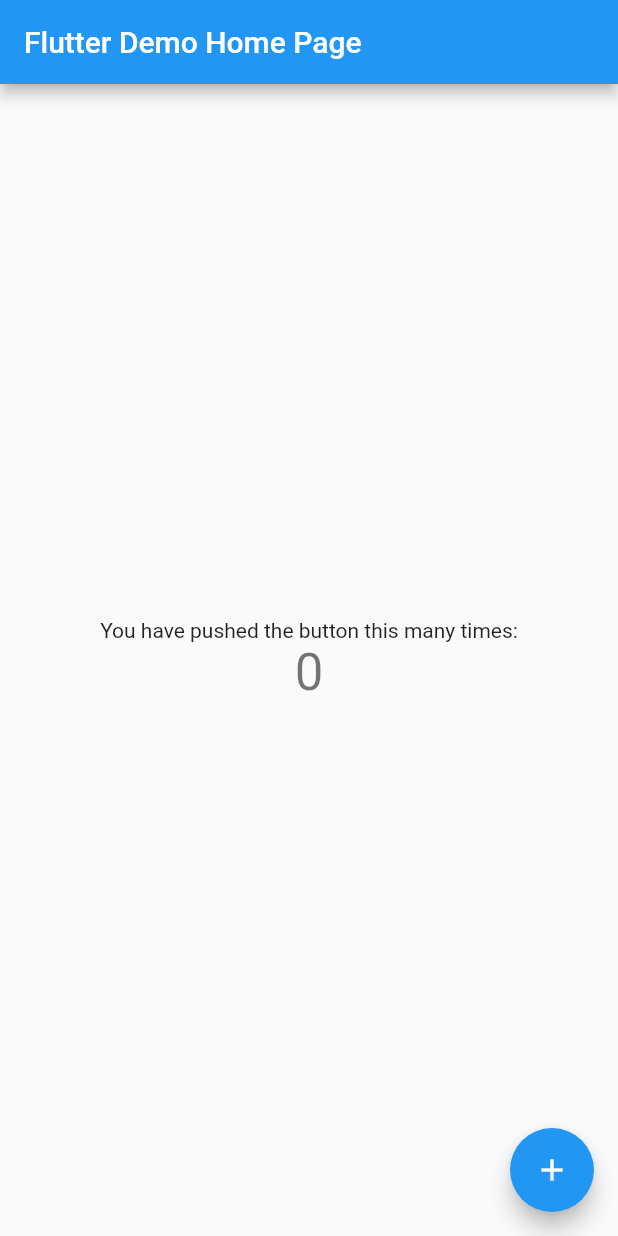
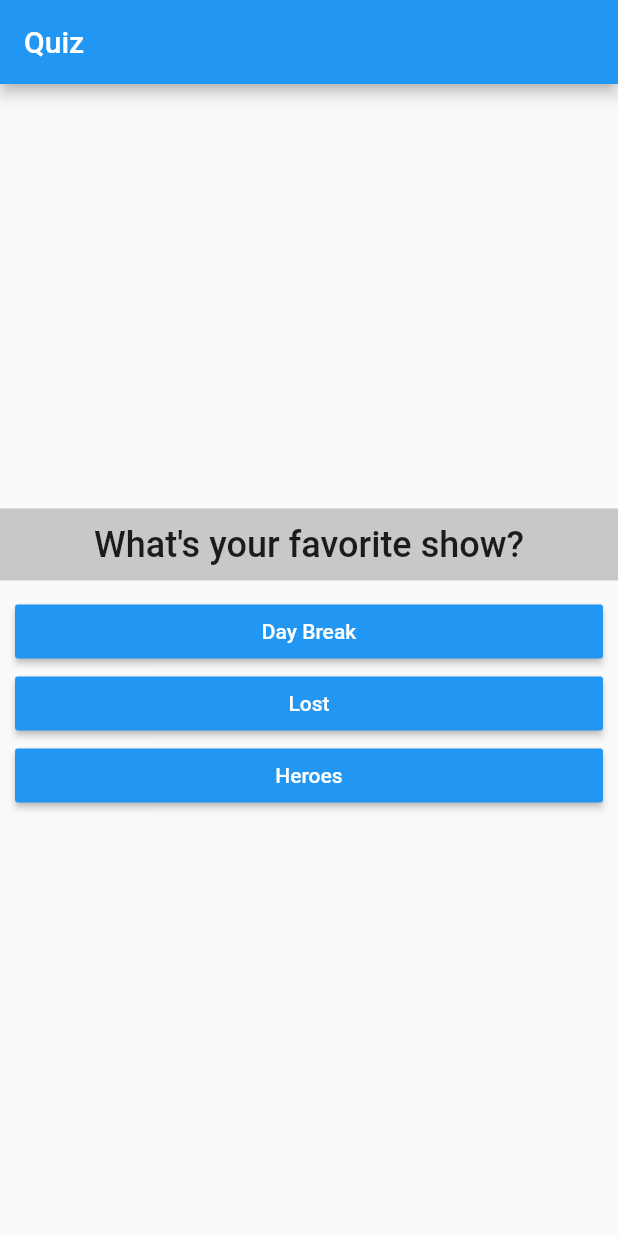
Before and after one commit to belozerskiy/flutter-playground, a Flutter app: the screen it shows after launch, on a phone screen of 412 x 824 dp. Run offline on Flutter 3.47's test engine with Material 2 defaults, Android fonts, the phone set to English and light mode, and no system bars.

Commit message:
quiz application

```diff
--- /dev/null
+++ b/lib/answer.dart
@@ -0,0 +1,22 @@
+import 'package:flutter/material.dart';
+
+class Answer extends StatelessWidget {
+  final String answerText;
+  final Function answerHandler;
+
+  Answer(this.answerText, this.answerHandler);
+
+  @override
+  Widget build(BuildContext context) {
+    return Container(
+      width: double.infinity,
+      margin: EdgeInsets.only(left: 10, right: 10),
+      child: RaisedButton(
+        textColor: Colors.white,
+        color: Colors.blue,
+        child: Text(answerText),
+        onPressed: answerHandler,
+      )
+    );
+  }
+}
--- a/lib/main.dart
+++ b/lib/main.dart
@@ -1,111 +1,23 @@
 import 'package:flutter/material.dart';
 
-void main() => runApp(MyApp());
+import './quiz_container.dart';
 
-class MyApp extends StatelessWidget {
-  // This widget is the root of your application.
+void main() {
+  runApp(App());
+}
+
+class App extends StatelessWidget {
+  final title = 'Quiz';
+
   @override
   Widget build(BuildContext context) {
     return MaterialApp(
-      title: 'Flutter Demo',
-      theme: ThemeData(
-        // This is the theme of your application.
-        //
-        // Try running your application with "flutter run". You'll see the
-        // application has a blue toolbar. Then, without quitting the app, try
-        // changing the primarySwatch below to Colors.green and then invoke
-        // "hot reload" (press "r" in the console where you ran "flutter run",
-        // or simply save your changes to "hot reload" in a Flutter IDE).
-        // Notice that the counter didn't reset back to zero; the application
-        // is not restarted.
-        primarySwatch: Colors.blue,
+      home: Scaffold(
+        appBar: AppBar(
+          title: Text(title),
+        ),
+        body: QuizContainer(),
       ),
-      home: MyHomePage(title: 'Flutter Demo Home Page'),
     );
   }
 }
-
-class MyHomePage extends StatefulWidget {
-  MyHomePage({Key key, this.title}) : super(key: key);
-
-  // This widget is the home page of your application. It is stateful, meaning
-  // that it has a State object (defined below) that contains fields that affect
-  // how it looks.
-
-  // This class is the configuration for the state. It holds the values (in this
-  // case the title) provided by the parent (in this case the App widget) and
-  // used by the build method of the State. Fields in a Widget subclass are
-  // always marked "final".
-
-  final String title;
-
-  @override
-  _MyHomePageState createState() => _MyHomePageState();
-}
-
-class _MyHomePageState extends State<MyHomePage> {
-  int _counter = 0;
-
-  void _incrementCounter() {
-    setState(() {
-      // This call to setState tells the Flutter framework that something has
-      // changed in this State, which causes it to rerun the build method below
-      // so that the display can reflect the updated values. If we changed
-      // _counter without calling setState(), then the build method would not be
-      // called again, and so nothing would appear to happen.
-      _counter++;
-    });
-  }
-
-  @override
-  Widget build(BuildContext context) {
-    // This method is rerun every time setState is called, for instance as done
-    // by the _incrementCounter method above.
-    //
-    // The Flutter framework has been optimized to make rerunning build methods
-    // fast, so that you can just rebuild anything that needs updating rather
-    // than having to individually change instances of widgets.
-    return Scaffold(
-      appBar: AppBar(
-        // Here we take the value from the MyHomePage object that was created by
-        // the App.build method, and use it to set our appbar title.
-        title: Text(widget.title),
-      ),
-      body: Center(
-        // Center is a layout widget. It takes a single child and positions it
-        // in the middle of the parent.
-        child: Column(
-          // Column is also a layout widget. It takes a list of children and
-          // arranges them vertically. By default, it sizes itself to fit its
-          // children horizontally, and tries to be as tall as its parent.
-          //
-          // Invoke "debug painting" (press "p" in the console, choose the
-          // "Toggle Debug Paint" action from the Flutter Inspector in Android
-          // Studio, or the "Toggle Debug Paint" command in Visual Studio Code)
-          // to see the wireframe for each widget.
-          //
-          // Column has various properties to control how it sizes itself and
-          // how it positions its children. Here we use mainAxisAlignment to
-          // center the children vertically; the main axis here is the vertical
-          // axis because Columns are vertical (the cross axis would be
-          // horizontal).
-          mainAxisAlignment: MainAxisAlignment.center,
-          children: <Widget>[
-            Text(
-              'You have pushed the button this many times:',
-            ),
-            Text(
-              '$_counter',
-              style: Theme.of(context).textTheme.display1,
-            ),
-          ],
-        ),
-      ),
-      floatingActionButton: FloatingActionButton(
-        onPressed: _incrementCounter,
-        tooltip: 'Increment',
-        child: Icon(Icons.add),
-      ), // This trailing comma makes auto-formatting nicer for build methods.
-    );
-  }
-}
--- /dev/null
+++ b/lib/question.dart
@@ -0,0 +1,22 @@
+import 'package:flutter/material.dart';
+
+class Question extends StatelessWidget {
+  final String questionText;
+
+  Question(this.questionText);
+
+  @override
+  Widget build(BuildContext context) {
+    return Container(
+      color: Color.fromRGBO(0, 0, 0, 0.2),
+      width: double.infinity,
+      margin: EdgeInsets.only(bottom: 10),
+      padding: EdgeInsets.all(10),
+      child: Text(
+        questionText,
+        style: TextStyle(fontSize: 24, fontWeight: FontWeight.w500),
+        textAlign: TextAlign.center,
+      ),
+    );
+  }
+}
--- /dev/null
+++ b/lib/quiz.dart
@@ -0,0 +1,34 @@
+import 'package:flutter/material.dart';
+
+import './question.dart';
+import './answer.dart';
+
+class Quiz extends StatelessWidget {
+  final List<Map<String, Object>> questions;
+  final int currentQuestionIndex;
+  final Function handlePressAnswer;
+
+  Quiz({
+    @required this.questions,
+    @required this.currentQuestionIndex,
+    @required this.handlePressAnswer,
+  });
+
+  @override
+  Widget build(BuildContext context) {
+    return Column(
+      mainAxisAlignment: MainAxisAlignment.center,
+      children: [
+        Question(
+          questions[currentQuestionIndex]['question'],
+        ),
+        ...(questions[currentQuestionIndex]['answers'] as List).map((answer) {
+          return Answer(
+            answer['text'],
+            () => handlePressAnswer(answer['score']),
+          );
+        }),
+      ],
+    );
+  }
+}
--- /dev/null
+++ b/lib/quiz_container.dart
@@ -0,0 +1,121 @@
+import 'package:flutter/material.dart';
+
+import './quiz.dart';
+import './result.dart';
+
+class QuizContainer extends StatefulWidget {
+  @override
+  _QuizContainerState createState() => _QuizContainerState();
+}
+
+class _QuizContainerState extends State<QuizContainer> {
+  final finishText = 'You did it!';
+  final _questions = [
+    {
+      'question': 'What\'s your favorite show?',
+      'answers': [
+        {
+          'text': 'Day Break',
+          'score': 10,
+        },
+        {
+          'text': 'Lost',
+          'score': 5,
+        },
+        {
+          'text': 'Heroes',
+          'score': 1,
+        },
+      ],
+    },
+    {
+      'question': 'What\'s your favorite animal?',
+      'answers': [
+        {
+          'text': 'Cat',
+          'score': 10,
+        },
+        {
+          'text': 'Dog',
+          'score': 1,
+        },
+      ],
+    },
+    {
+      'question': 'What\'s your favorite food?',
+      'answers': [
+        {
+          'text': 'Burger',
+          'score': 10,
+        },
+        {
+          'text': 'Pizza',
+          'score': 5,
+        },
+        {
+          'text': 'Buritto',
+          'score': 3,
+        },
+        {
+          'text': 'Meat',
+          'score': 100,
+        },
+      ],
+    }
+  ];
+
+  var _currentQuestionIndex = 0;
+  var _isQuizFinish = false;
+  var _currentScore = 0;
+
+  _restartQuiz() {
+    setState(() {
+      _resetQuestionIndex();
+      _resetScore();
+      _isQuizFinish = false;
+    });
+  }
+
+  _incrementCurrentQuestionIndex() {
+    _currentQuestionIndex += 1;
+  }
+
+  _resetQuestionIndex() {
+    _currentQuestionIndex = 0;
+  }
+
+  _resetScore() {
+    _currentScore = 0;
+  }
+
+  _calculateScore(int score) {
+    _currentScore += score;
+  }
+
+  void _handlePressAnswer(int score) {
+    setState(
+      () {
+        _calculateScore(score);
+        if (_currentQuestionIndex < _questions.length - 1) {
+          _incrementCurrentQuestionIndex();
+        } else {
+          _isQuizFinish = true;
+        }
+      },
+    );
+  }
+
+  @override
+  Widget build(BuildContext context) {
+    return !_isQuizFinish
+        ? Quiz(
+            questions: _questions,
+            currentQuestionIndex: _currentQuestionIndex,
+            handlePressAnswer: _handlePressAnswer,
+          )
+        : Result(
+            _currentScore,
+            _restartQuiz,
+          );
+  }
+}
--- /dev/null
+++ b/lib/result.dart
@@ -0,0 +1,32 @@
+import 'package:flutter/material.dart';
+
+class Result extends StatelessWidget {
+  final int score;
+  final Function restartHandler;
+
+  Result(this.score, this.restartHandler);
+
+  @override
+  Widget build(BuildContext context) {
+    return Center(
+      child: Column(
+        mainAxisAlignment: MainAxisAlignment.center,
+        crossAxisAlignment: CrossAxisAlignment.center,
+        children: <Widget>[
+          Text(
+            'You did it!',
+            style: TextStyle(fontSize: 24),
+          ),
+          Text(
+            'Score is: $score',
+            style: TextStyle(fontSize: 32),
+          ),
+          FlatButton(
+            child: Text('Restart Quiz'),
+            onPressed: restartHandler,
+          )
+        ],
+      ),
+    );
+  }
+}
```
Also changed, not shown: 1 other file.
